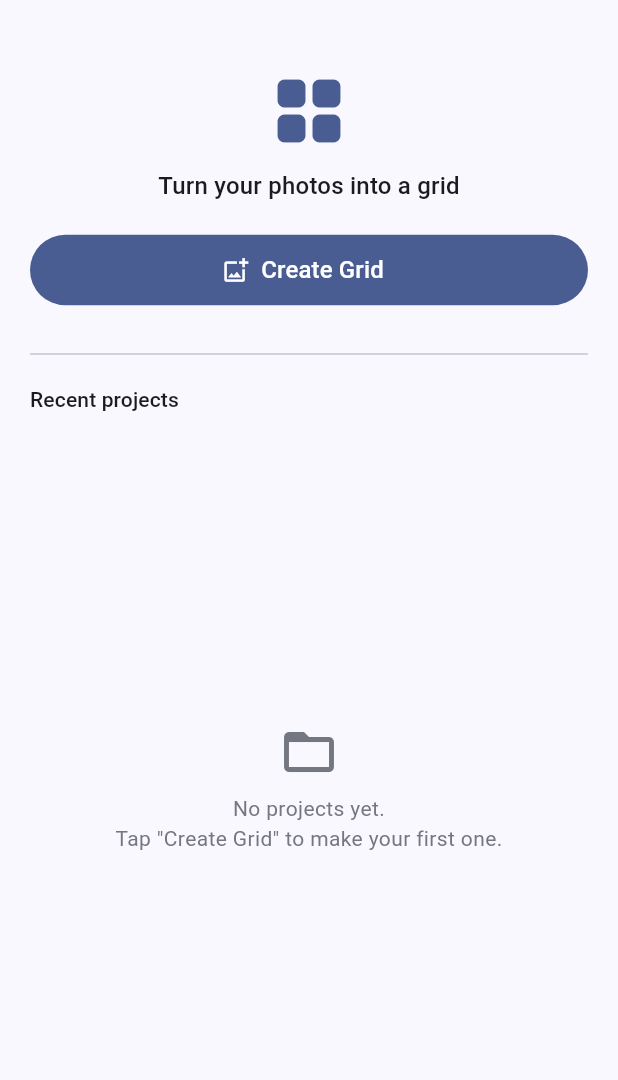
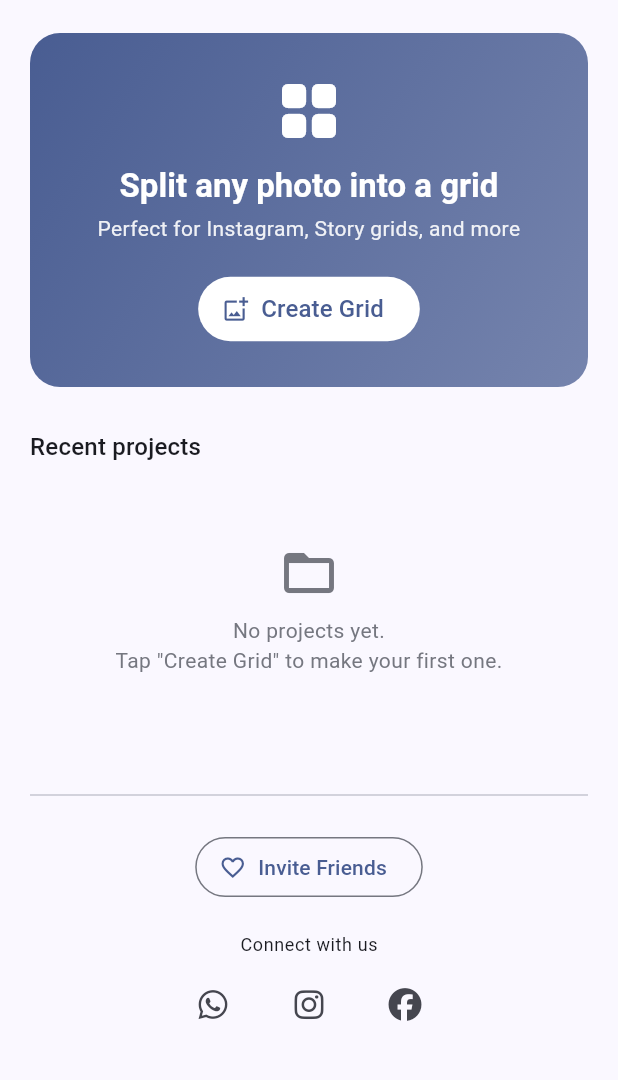
Before and after one commit to kcm2112007/image-grid-maker, a Flutter app: the screen it shows after launch, on a phone screen of 412 x 824 dp, the part 63-1143 px from its top. Run offline on Flutter 3.47's test engine with Material 3 defaults, Android fonts, the phone set to English and light mode, and no system bars; our stand-ins replace font_awesome_flutter, image_picker, permission_handler, share_plus; missing offline and left inert: gal.

Commit message:
Refactor home screen layout and add link opening

```diff
--- a/lib/screens/home_screen.dart
+++ b/lib/screens/home_screen.dart
@@ -1,9 +1,12 @@
 import 'dart:io';
 import 'package:flutter/material.dart';
+import 'package:font_awesome_flutter/font_awesome_flutter.dart';
 import '../app.dart';
 import '../models/canvas_ratio.dart';
 import '../models/grid_layout.dart';
 import '../models/recent_project.dart';
+import '../models/social_link.dart';
+import '../services/link_service.dart';
 import '../services/recent_projects_service.dart';
 import 'grid_editor_screen.dart';
 import 'settings_screen.dart';
@@ -68,13 +71,30 @@ class _HomeScreenState extends State<HomeScreen> {
     return '${ratio.label} · ${layout.label}';
   }
 
+  Future<void> _openLink(String url) async {
+    final ok = await LinkService.openUrl(url);
+    if (!ok && mounted) {
+      ScaffoldMessenger.of(context).showSnackBar(
+        const SnackBar(content: Text('Could not open that link.')),
+      );
+    }
+  }
+
   @override
   Widget build(BuildContext context) {
+    final colorScheme = Theme.of(context).colorScheme;
+
     return Scaffold(
-      appBar: AppBar(
+      body: SafeArea(
+        child: CustomScrollView(
+          slivers: [
+            SliverAppBar(
+              floating: true,
               title: const Text('Image Grid Maker'),
               actions: [
-          IconButton(
+                Tooltip(
+                  message: 'Settings',
+                  child: IconButton(
                     icon: const Icon(Icons.settings_outlined),
                     onPressed: () => Navigator.push(
                       context,
@@ -83,105 +103,190 @@ class _HomeScreenState extends State<HomeScreen> {
                       ),
                     ),
                   ),
+                ),
               ],
             ),
-      body: SafeArea(
+            SliverToBoxAdapter(
               child: Padding(
-          padding: const EdgeInsets.all(20),
+                padding: const EdgeInsets.fromLTRB(20, 8, 20, 0),
                 child: Column(
                   crossAxisAlignment: CrossAxisAlignment.stretch,
                   children: [
+                    // Hero section
+                    Container(
+                      padding: const EdgeInsets.symmetric(vertical: 28, horizontal: 20),
+                      decoration: BoxDecoration(
+                        gradient: LinearGradient(
+                          begin: Alignment.topLeft,
+                          end: Alignment.bottomRight,
+                          colors: [
+                            colorScheme.primary,
+                            colorScheme.primary.withValues(alpha: 0.75),
+                          ],
+                        ),
+                        borderRadius: BorderRadius.circular(20),
+                      ),
+                      child: Column(
+                        children: [
+                          Icon(Icons.grid_view_rounded, size: 48, color: colorScheme.onPrimary),
                           const SizedBox(height: 12),
-              Icon(Icons.grid_view_rounded,
-                  size: 56, color: Theme.of(context).colorScheme.primary),
-              const SizedBox(height: 10),
                           Text(
-                'Turn your photos into a grid',
+                            'Split any photo into a grid',
                             textAlign: TextAlign.center,
-                style: Theme.of(context).textTheme.titleMedium,
+                            style: Theme.of(context).textTheme.titleLarge?.copyWith(
+                                  color: colorScheme.onPrimary,
+                                  fontWeight: FontWeight.w600,
+                                ),
+                          ),
+                          const SizedBox(height: 4),
+                          Text(
+                            'Perfect for Instagram, Story grids, and more',
+                            textAlign: TextAlign.center,
+                            style: Theme.of(context).textTheme.bodyMedium?.copyWith(
+                                  color: colorScheme.onPrimary.withValues(alpha: 0.9),
+                                ),
                           ),
                           const SizedBox(height: 20),
                           FilledButton.icon(
+                            style: FilledButton.styleFrom(
+                              backgroundColor: colorScheme.onPrimary,
+                              foregroundColor: colorScheme.primary,
+                            ),
                             icon: const Icon(Icons.add_photo_alternate_outlined),
                             label: const Padding(
-                  padding: EdgeInsets.symmetric(vertical: 12),
+                              padding: EdgeInsets.symmetric(vertical: 10),
                               child: Text('Create Grid', style: TextStyle(fontSize: 16)),
                             ),
                             onPressed: _openNewGrid,
                           ),
-              const SizedBox(height: 24),
-              const Divider(),
+                        ],
+                      ),
+                    ),
+                    const SizedBox(height: 28),
+                    Text('Recent projects', style: Theme.of(context).textTheme.titleMedium),
                     const SizedBox(height: 12),
-              Text('Recent projects', style: Theme.of(context).textTheme.titleSmall),
-              const SizedBox(height: 12),
-              Expanded(
-                child: _isLoading
-                    ? const Center(child: CircularProgressIndicator())
-                    : _recentProjects.isEmpty
-                        ? Center(
+                  ],
+                ),
+              ),
+            ),
+            if (_isLoading)
+              const SliverToBoxAdapter(
+                child: Padding(
+                  padding: EdgeInsets.symmetric(vertical: 40),
+                  child: Center(child: CircularProgressIndicator()),
+                ),
+              )
+            else if (_recentProjects.isEmpty)
+              SliverToBoxAdapter(
+                child: Padding(
+                  padding: const EdgeInsets.symmetric(vertical: 40),
+                  child: Center(
                     child: Column(
-                              mainAxisSize: MainAxisSize.min,
                       children: [
                         Icon(Icons.folder_open_outlined,
-                                    size: 40, color: Theme.of(context).colorScheme.outline),
+                            size: 40, color: colorScheme.outline),
                         const SizedBox(height: 8),
                         Text(
                           'No projects yet.\nTap "Create Grid" to make your first one.',
                           textAlign: TextAlign.center,
-                                  style: TextStyle(color: Theme.of(context).colorScheme.outline),
+                          style: TextStyle(color: colorScheme.outline),
                         ),
                       ],
                     ),
+                  ),
+                ),
               )
-                        : GridView.builder(
+            else
+              SliverPadding(
+                padding: const EdgeInsets.symmetric(horizontal: 20),
+                sliver: SliverGrid(
                   gridDelegate: const SliverGridDelegateWithFixedCrossAxisCount(
                     crossAxisCount: 3,
-                              crossAxisSpacing: 8,
-                              mainAxisSpacing: 8,
+                    crossAxisSpacing: 10,
+                    mainAxisSpacing: 10,
                     childAspectRatio: 0.8,
                   ),
-                            itemCount: _recentProjects.length,
-                            itemBuilder: (context, index) {
+                  delegate: SliverChildBuilderDelegate(
+                    (context, index) {
                       final project = _recentProjects[index];
-                              return InkWell(
+                      return Material(
+                        color: colorScheme.surfaceContainerHighest,
+                        borderRadius: BorderRadius.circular(12),
+                        clipBehavior: Clip.antiAlias,
+                        elevation: 1,
+                        child: InkWell(
                           onTap: () => _reopenProject(project),
-                                borderRadius: BorderRadius.circular(10),
                           child: Column(
                             children: [
                               Expanded(
-                                      child: ClipRRect(
-                                        borderRadius: BorderRadius.circular(10),
                                 child: Image.file(
                                   File(project.imagePath),
                                   fit: BoxFit.cover,
                                   width: double.infinity,
                                   errorBuilder: (context, error, stackTrace) {
                                     return Container(
-                                              color: Theme.of(context).colorScheme.errorContainer,
+                                      color: colorScheme.errorContainer,
                                       child: const Icon(Icons.broken_image_outlined),
                                     );
                                   },
                                 ),
                               ),
-                                    ),
-                                    const SizedBox(height: 4),
-                                    Text(
+                              Padding(
+                                padding: const EdgeInsets.symmetric(vertical: 6, horizontal: 4),
+                                child: Text(
                                   _labelFor(project),
                                   textAlign: TextAlign.center,
                                   style: Theme.of(context).textTheme.bodySmall,
                                   maxLines: 1,
                                   overflow: TextOverflow.ellipsis,
                                 ),
+                              ),
                             ],
+                          ),
                         ),
                       );
                     },
+                    childCount: _recentProjects.length,
+                  ),
+                ),
+              ),
+            SliverToBoxAdapter(
+              child: Padding(
+                padding: const EdgeInsets.fromLTRB(20, 32, 20, 24),
+                child: Column(
+                  children: [
+                    const Divider(),
+                    const SizedBox(height: 16),
+                    OutlinedButton.icon(
+                      icon: const Icon(Icons.favorite_border),
+                      label: const Text('Invite Friends'),
+                      onPressed: () => LinkService.shareReferral(),
+                    ),
+                    const SizedBox(height: 20),
+                    Text('Connect with us', style: Theme.of(context).textTheme.bodySmall),
+                    const SizedBox(height: 8),
+                    Row(
+                      mainAxisAlignment: MainAxisAlignment.center,
+                      children: kSocialLinks.map((link) {
+                        return Padding(
+                          padding: const EdgeInsets.symmetric(horizontal: 8),
+                          child: Tooltip(
+                            message: link.label,
+                            child: IconButton(
+                              icon: FaIcon(link.icon, size: 22),
+                              onPressed: () => _openLink(link.url),
+                            ),
+                          ),
+                        );
+                      }).toList(),
+                    ),
+                  ],
+                ),
               ),
             ),
           ],
         ),
       ),
-      ),
     );
   }
 }
```
Lines whose indentation alone changed are shown as unchanged.
